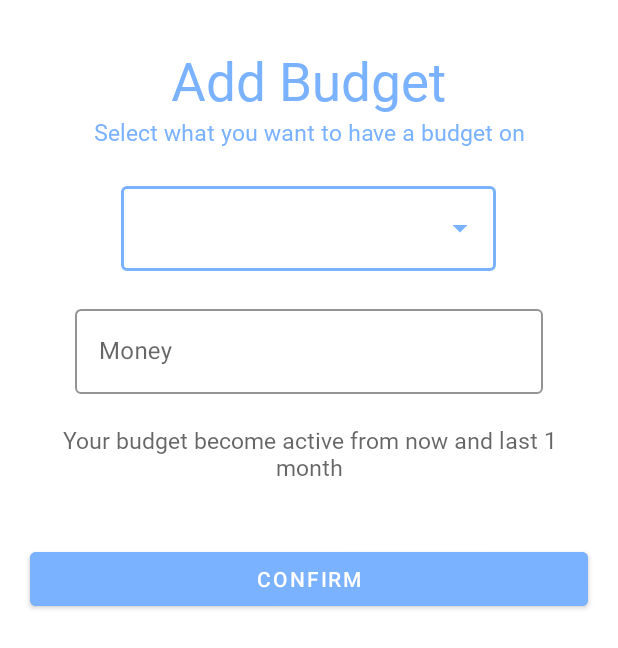
After one commit to lmarzocchetti/pbwallet, an Android app: the AddBudgetActivity screen opened directly, with no data from a screen before it, on a phone screen of 412 x 824 dp. The commit adds this screen. Shown: the top 648 px of the screen. Run offline under Robolectric (Android 15) with nearby library versions, the phone set to English and light mode, and no system bars.

Commit message:
added AddBudgetActivity

```diff
--- a/app/src/main/AndroidManifest.xml
+++ b/app/src/main/AndroidManifest.xml
@@ -25,6 +25,7 @@
         <activity android:name=".ViewAllTransaction"/>
         <activity android:name=".AddWalletActivity"/>
         <activity android:name=".BudgetActivity"/>
+        <activity android:name=".AddBudgetActivity"/>
     </application>
 
 </manifest>
--- /dev/null
+++ b/app/src/main/java/com/example/pbwallet/AddBudgetActivity.java
@@ -0,0 +1,126 @@
+package com.example.pbwallet;
+
+import android.database.Cursor;
+import android.os.Bundle;
+import android.view.View;
+import android.widget.AdapterView;
+import android.widget.ArrayAdapter;
+import android.widget.AutoCompleteTextView;
+import android.widget.Button;
+
+import androidx.annotation.Nullable;
+import androidx.appcompat.app.AppCompatActivity;
+
+import com.google.android.material.textfield.TextInputEditText;
+
+import java.util.ArrayList;
+import java.util.Objects;
+
+public class AddBudgetActivity extends AppCompatActivity {
+    String selected;
+    ArrayList<String> subtype_list;
+    AutoCompleteTextView subtype;
+    TextInputEditText bound;
+    Button confirm;
+
+    @Override
+    protected void onCreate(@Nullable Bundle savedInstanceState) {
+        super.onCreate(savedInstanceState);
+        setContentView(R.layout.activity_addbudget);
+
+        selected = "";
+
+        subtype = findViewById(R.id.subtype_menu_budTF);
+        subtype.setOnItemClickListener(subtype_listener);
+
+        bound = findViewById(R.id.bud_moneyTF);
+
+        confirm = findViewById(R.id.confirm_button);
+        confirm.setOnClickListener(conf_listener);
+
+        populateSubtypeMenu();
+    }
+
+    private void addBudget() {
+        DatabaseBeReader db = new DatabaseBeReader(this);
+        db.open();
+
+        db.insertBudget(getNewBudgetID(), 0, Double.parseDouble(Objects.requireNonNull(bound.getText()).toString()),java.time.LocalDate.now().plusMonths(1).toString() , getSubtypeID());
+
+        db.close();
+    }
+
+    private int getSubtypeID() {
+        DatabaseBeReader db = new DatabaseBeReader(this);
+        db.open();
+
+        int ret = -1;
+
+        Cursor cur = db.querySubtype("name", selected);
+
+        if(cur.moveToFirst()) {
+            ret = cur.getInt(cur.getColumnIndex("idsubtype"));
+        }
+
+        db.close();
+        return ret;
+    }
+
+    private int getNewBudgetID() {
+        DatabaseBeReader db = new DatabaseBeReader(this);
+        db.open();
+
+        int ret = -1;
+
+        Cursor cur = db.queryBudgetbyID();
+
+        if(cur.moveToFirst()) {
+            ret = cur.getInt(cur.getColumnIndex("idbudget"));
+        }
+
+        ++ret;
+
+        db.close();
+
+        return ret;
+    }
+
+    private void populateSubtypeMenu() {
+        DatabaseBeReader db = new DatabaseBeReader(this);
+        subtype_list = new ArrayList<>();
+        db.open();
+
+        Cursor cur = db.queryOnlySubType();
+
+        if(cur.moveToFirst()) {
+            do {
+                String ins = cur.getString(cur.getColumnIndex("name"));
+                subtype_list.add(ins);
+            } while(cur.moveToNext());
+        }
+
+        ArrayAdapter<String> adapter = new ArrayAdapter<>(getApplicationContext(), R.layout.list_item, subtype_list);
+        subtype.setAdapter(adapter);
+
+        db.close();
+    }
+
+    private AdapterView.OnItemClickListener subtype_listener =
+            new AdapterView.OnItemClickListener() {
+                @Override
+                public void onItemClick(AdapterView<?> adapterView, View view, int i, long l) {
+                    selected = subtype_list.get(i);
+                }
+            };
+
+    private Button.OnClickListener conf_listener =
+            new View.OnClickListener() {
+                @Override
+                public void onClick(View view) {
+                    if(!selected.isEmpty() && !Objects.requireNonNull(bound.getText()).toString().isEmpty()) {
+                        addBudget();
+                        finish();
+                    }
+                }
+            };
+}
--- a/app/src/main/java/com/example/pbwallet/DatabaseHelper.java
+++ b/app/src/main/java/com/example/pbwallet/DatabaseHelper.java
@@ -45,7 +45,9 @@ public class DatabaseHelper extends SQLiteOpenHelper {
 
         String create_table_budget = "create table budget("
                 + "idbudget int primary key,"
+                + "money double not null,"
                 + "bound double not null,"
+                + "date date not null,"
                 + "idsubtype int not null,"
                 + "foreign key(idsubtype) references subtype(idsubtype));";
         db.execSQL(create_table_budget);
--- a/app/src/main/java/com/example/pbwallet/FundsActivity.java
+++ b/app/src/main/java/com/example/pbwallet/FundsActivity.java
@@ -20,6 +20,7 @@ import androidx.core.content.ContextCompat;
 
 import com.google.android.material.bottomnavigation.BottomNavigationView;
 
+import java.text.DecimalFormat;
 import java.util.ArrayList;
 
 public class FundsActivity extends AppCompatActivity {
@@ -101,11 +102,12 @@ public class FundsActivity extends AppCompatActivity {
         double money;
 
         Cursor cur = db.queryCard("uscard", selected);
+        DecimalFormat df = new DecimalFormat("#.00");
 
         if(cur.moveToFirst()) {
             idselcard = cur.getInt(cur.getColumnIndex("idcard"));
             money = cur.getDouble(cur.getColumnIndex("money"));
-            wallet_money.setText(Double.toString(money));
+            wallet_money.setText(df.format(money));
         }
         else {
             db.close();
@@ -139,7 +141,7 @@ public class FundsActivity extends AppCompatActivity {
                 else {
                     trans.get(i).setTextColor(ContextCompat.getColor(this, R.color.verde_cash));
                 }
-                trans.get(i).setText(Double.toString(sos));
+                trans.get(i).setText(df.format(sos));
                 ++i;
             } while(cur.moveToNext() && i < 5);
         }
--- /dev/null
+++ b/app/src/main/res/layout/activity_addbudget.xml
@@ -0,0 +1,89 @@
+<?xml version="1.0" encoding="utf-8"?>
+<LinearLayout
+    xmlns:android="http://schemas.android.com/apk/res/android"
+    xmlns:app="http://schemas.android.com/apk/res-auto"
+    android:orientation="vertical"
+    android:layout_width="match_parent"
+    android:layout_height="match_parent">
+
+    <TextView
+        android:id="@+id/add_budget"
+        android:layout_width="250dp"
+        android:layout_height="wrap_content"
+        android:hint="@string/add_budget"
+        android:fontFamily="@font/cocon_regular"
+        android:textSize="35sp"
+        android:textColorHint="@color/celeste"
+        android:layout_gravity="center_horizontal"
+        android:gravity="center"
+        android:layout_marginTop="30dp"/>
+
+    <TextView
+        android:id="@+id/select_subtype"
+        android:layout_width="match_parent"
+        android:layout_height="wrap_content"
+        android:hint="@string/select_what_you_want_to_have_a_budget_on"
+        android:fontFamily="@font/cocon_regular"
+        android:textSize="15sp"
+        android:textColorHint="@color/celeste"
+        android:gravity="center_horizontal" />
+
+    <com.google.android.material.textfield.TextInputLayout
+        android:id="@+id/subtype_menu_bud"
+        android:layout_width="250dp"
+        android:layout_height="wrap_content"
+        app:boxStrokeColor="@color/celeste"
+        app:endIconTint="@color/celeste"
+        android:layout_marginTop="20dp"
+        android:layout_gravity="center_horizontal"
+        style="@style/Widget.MaterialComponents.TextInputLayout.OutlinedBox.ExposedDropdownMenu">
+
+        <AutoCompleteTextView
+            android:id="@+id/subtype_menu_budTF"
+            android:labelFor="@+id/wallet_menu"
+            android:layout_width="match_parent"
+            android:layout_height="wrap_content"
+            android:inputType="none" />
+
+    </com.google.android.material.textfield.TextInputLayout>
+
+    <com.google.android.material.textfield.TextInputLayout
+        android:id="@+id/bud_money"
+        style="@style/Widget.MaterialComponents.TextInputLayout.OutlinedBox"
+        android:layout_width="match_parent"
+        android:layout_height="wrap_content"
+        android:hint="@string/money"
+        android:theme="@style/TextInputLayoutAppearance"
+        android:layout_marginTop="20dp"
+        android:layout_marginStart="50dp"
+        android:layout_marginEnd="50dp"
+        app:boxStrokeColor="@color/celeste"
+        app:hintTextColor="@color/celeste">
+
+        <com.google.android.material.textfield.TextInputEditText
+            android:id="@+id/bud_moneyTF"
+            android:layout_width="match_parent"
+            android:layout_height="wrap_content"
+            android:inputType="number" />
+
+    </com.google.android.material.textfield.TextInputLayout>
+
+    <TextView
+        android:id="@+id/help"
+        android:layout_width="match_parent"
+        android:layout_height="wrap_content"
+        android:hint="@string/your_budget_become_active_from_now_and_last_1_month"
+        android:fontFamily="@font/cocon_regular"
+        android:textSize="15sp"
+        android:layout_margin="20dp"
+        android:gravity="center_horizontal" />
+
+    <Button
+        android:id="@+id/confirm_button"
+        android:layout_width="match_parent"
+        android:layout_height="wrap_content"
+        android:text="@string/confirm"
+        android:layout_margin="20dp"
+        android:backgroundTint="@color/celeste"/>
+
+</LinearLayout>
--- a/app/src/main/res/layout/activity_addtransaction.xml
+++ b/app/src/main/res/layout/activity_addtransaction.xml
@@ -249,4 +249,5 @@
         android:layout_marginEnd="20dp"
         android:layout_marginTop="75dp"
         android:visibility="invisible"/>
+
 </RelativeLayout>
--- a/app/src/main/res/layout/home.xml
+++ b/app/src/main/res/layout/home.xml
@@ -56,9 +56,9 @@
             android:layout_alignBottom="@+id/TXlasttrans"
             android:layout_marginBottom="30dp"
             android:backgroundTint="@color/celeste"
-            android:textColorHint="@color/bianco_papiro"
+            android:textColorHint="@color/bianco"
             android:hint="@string/your_total_transactions"
-            android:textSize="12dp"/>
+            android:textSize="12sp"/>
 
         <TextView
             android:id="@+id/TXlasttrans"
--- a/app/src/main/res/values/strings.xml
+++ b/app/src/main/res/values/strings.xml
@@ -34,4 +34,7 @@
     <string name="add_wallet">Add Wallet</string>
     <string name="_00">00</string>
     <string name="budget">Budget</string>
+    <string name="add_budget">Add Budget</string>
+    <string name="select_what_you_want_to_have_a_budget_on">Select what you want to have a budget on</string>
+    <string name="your_budget_become_active_from_now_and_last_1_month">Your budget become active from now and last 1 month</string>
 </resources>
```
Also changed, not shown: app/src/main/java/com/example/pbwallet/DatabaseBeReader.java (+8 -2 lines).
